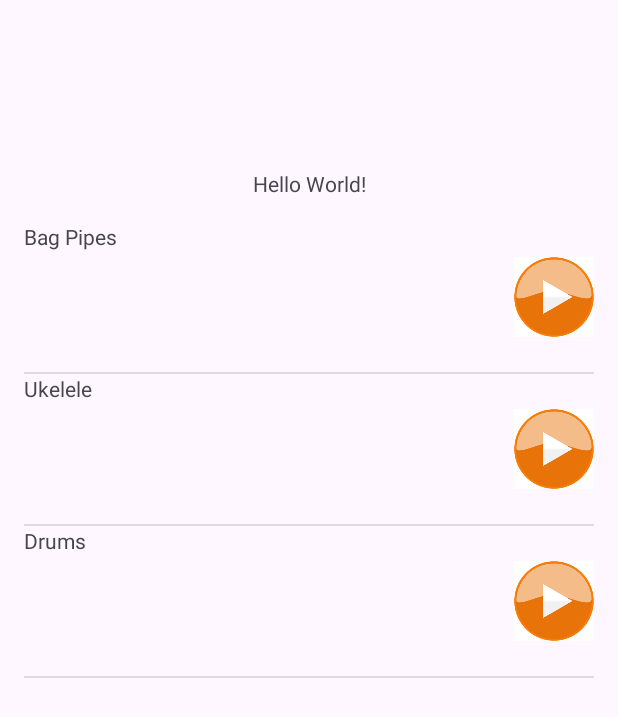
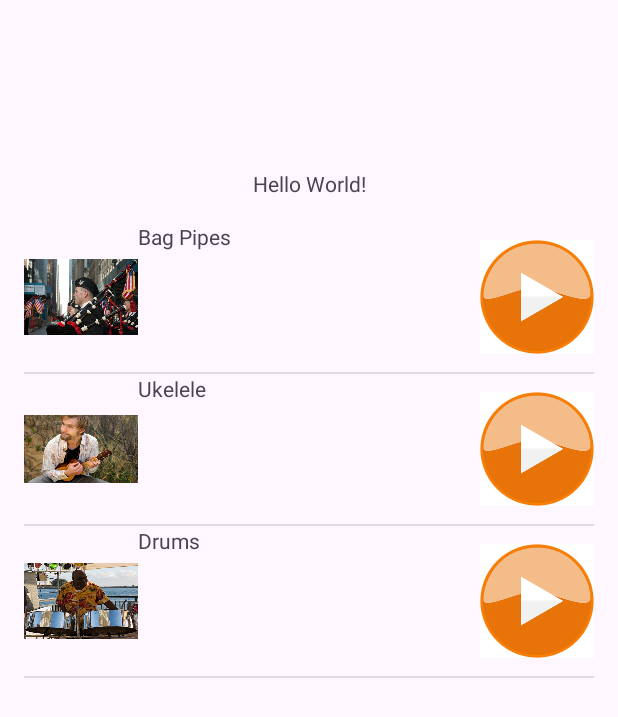
Before and after one commit to pramodh-douglas/MobileLec5Demo, an Android app: the screen it shows after launch (MainActivity), on a phone screen of 412 x 824 dp. Shown: the top 717 px of the screen. Run offline under Robolectric (Android 15) with nearby library versions, the phone set to English and light mode, and no system bars.

Commit message:
Created song adapter 2 and populated the adapter view

```diff
--- a/app/src/main/java/com/example/mobilelec5demo/MainActivity.java
+++ b/app/src/main/java/com/example/mobilelec5demo/MainActivity.java
@@ -3,7 +3,10 @@ package com.example.mobilelec5demo;
 import androidx.appcompat.app.AppCompatActivity;
 
 import android.os.Bundle;
+import android.view.View;
+import android.widget.AdapterView;
 import android.widget.ListView;
+import android.widget.Toast;
 
 import java.util.ArrayList;
 import java.util.Arrays;
@@ -25,12 +28,19 @@ public class MainActivity extends AppCompatActivity {
         ListView listViewSongs = findViewById(R.id.listViewSongs);
 
         // Create adapter object
-        SongAdapter songAdapter = new SongAdapter(SongList);
+        // SongAdapter songAdapter = new SongAdapter(SongList);
+
+        // Create adapter object with song adapater 2
+        SongAdapter2 songAdapter = new SongAdapter2(SongList);
+
 
         // Set adapter object onto ListView
         listViewSongs.setAdapter(songAdapter);
 
         // Set onItemClick Listener for ListView
+        listViewSongs.setOnItemClickListener((AdapterView<?> adapterView, View view, int i, long l) -> {
+            Toast.makeText(this, "Clicked On " + SongList.get(i).getSongName(), Toast.LENGTH_SHORT).show();
+        });
     }
 
     private void LoadModelData() {
--- /dev/null
+++ b/app/src/main/java/com/example/mobilelec5demo/SongAdapter2.java
@@ -0,0 +1,52 @@
+package com.example.mobilelec5demo;
+
+import android.view.Gravity;
+import android.view.LayoutInflater;
+import android.view.View;
+import android.view.ViewGroup;
+import android.widget.BaseAdapter;
+import android.widget.ImageView;
+import android.widget.TextView;
+
+import java.util.List;
+
+public class SongAdapter2  extends BaseAdapter {
+    // data
+    List<Song> adapterSongs2;
+
+    public SongAdapter2(List<Song> adapterSongs2) {
+        this.adapterSongs2 = adapterSongs2;
+    }
+
+    @Override
+    public int getCount() {
+        return adapterSongs2.size();
+    }
+
+    @Override
+    public Object getItem(int i) {
+        return adapterSongs2.get(i);
+    }
+
+    // can use this to return some sort of id if required
+    @Override
+    public long getItemId(int i) {
+        return 0;
+    }
+
+    @Override
+    public View getView(int i, View view, ViewGroup viewGroup) {
+        if (view == null) {
+            view = LayoutInflater.from(viewGroup.getContext()).inflate(R.layout.layout_song2, viewGroup, false);
+        }
+        TextView txtViewSong2 = view.findViewById(R.id.txtViewSongItem2);
+        ImageView imgViewSong2 = view.findViewById(R.id.imgViewSongItem2);
+        ImageView imgViewPlayStop = view.findViewById(R.id.imgViewPlayStop);
+        txtViewSong2.setText(adapterSongs2.get(i).getSongName());
+        imgViewSong2.setImageResource(adapterSongs2.get(i).getSongPic());
+        imgViewPlayStop.setImageResource(R.drawable.play);
+       //  txtViewSong2.setGravity(Gravity.CENTER_VERTICAL);
+
+        return view;
+    }
+}
```
